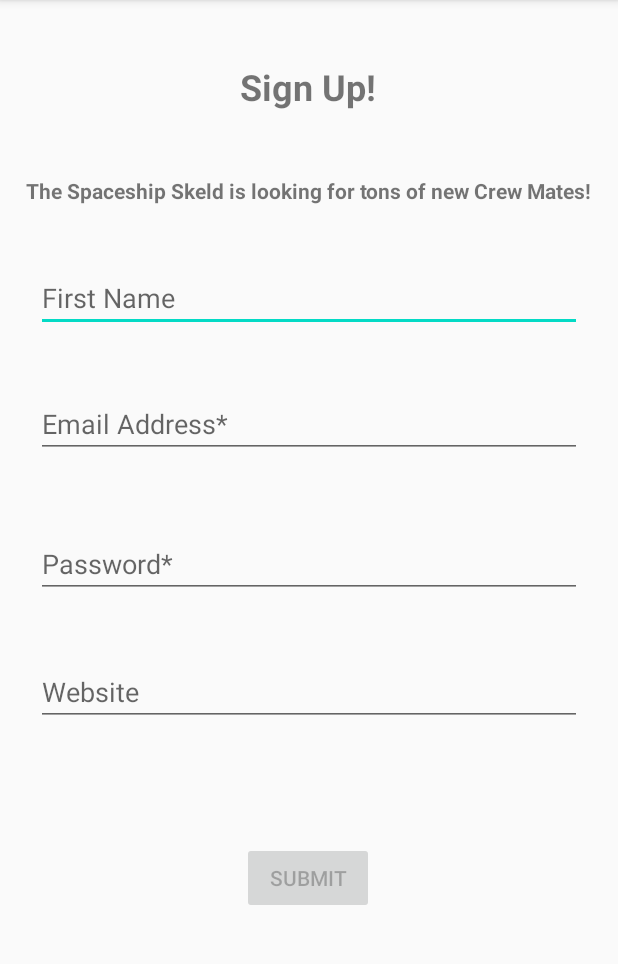
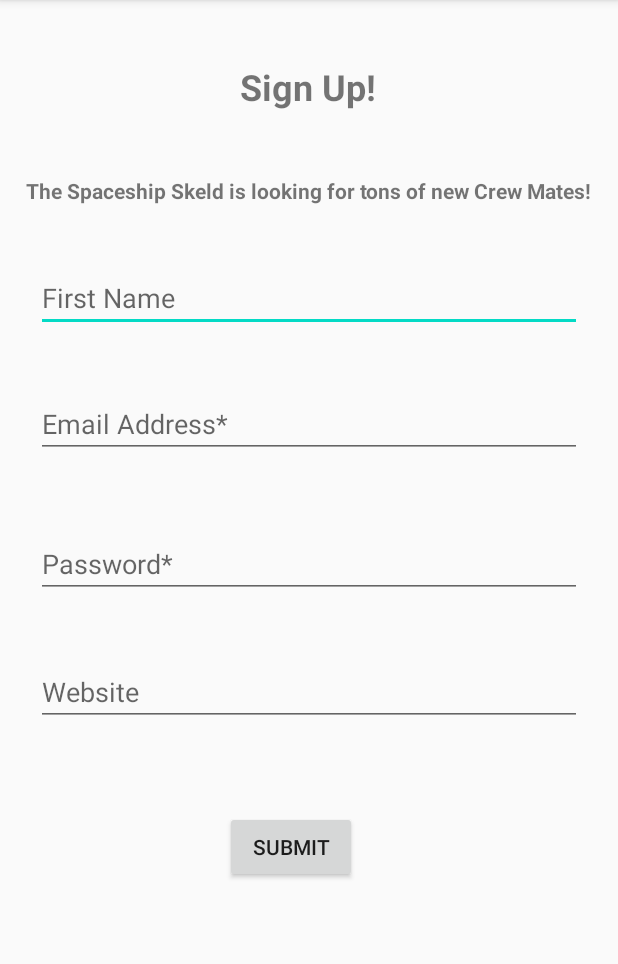
Before and after one commit to kmjosephs/astronaut-signup, an Android app: the screen it shows after launch (MainActivity), on a phone screen of 412 x 824 dp, the part 84-1048 px from its top. Run offline under Robolectric (Android 15) with nearby library versions, the light colour scheme and no system bars.

Commit message:
rough working version

```diff
--- a/app/src/main/AndroidManifest.xml
+++ b/app/src/main/AndroidManifest.xml
@@ -9,7 +9,7 @@
         android:roundIcon="@mipmap/ic_launcher_round"
         android:supportsRtl="true"
         android:theme="@style/AppTheme">
-        <activity android:name=".Confirmation"></activity>
+        <activity android:name=".ConfirmationActivity"></activity>
         <activity android:name=".MainActivity">
             <intent-filter>
                 <action android:name="android.intent.action.MAIN" />
--- a/app/src/main/java/com/example/astronautsignup/MainActivity.kt
+++ b/app/src/main/java/com/example/astronautsignup/MainActivity.kt
@@ -3,27 +3,37 @@ package com.example.astronautsignup
 import android.content.Intent
 import androidx.appcompat.app.AppCompatActivity
 import android.os.Bundle
+import android.view.View
 import android.widget.Button
 import android.widget.EditText
-import android.widget.ProgressBar
+
+const val EXTRA_FIRSTNAME = "com.example.astronautsignup.FIRSTNAME"
 
 class MainActivity : AppCompatActivity() {
+    private lateinit var submitButton: Button
+
     override fun onCreate(savedInstanceState: Bundle?) {
         super.onCreate(savedInstanceState)
         setContentView(R.layout.activity_main)
 
-        val firstName = findViewById<EditText>(R.id.firstName)
+        //val firstName = findViewById<EditText>(R.id.firstName)
         val email = findViewById<EditText>(R.id.email)
         val password = findViewById<EditText>(R.id.password)
         val website = findViewById<EditText>(R.id.website)
-        val submitButton = findViewById<Button>(R.id.submitButton)
+        val submitButton = findViewById<Button>(R.id.submit_button)
+        submitButton.setOnClickListener {view: View ->
+            submitForm()
+        }
 
-        submitButton.setOnClickListener {
-            val intent = Intent(this, MainActivity::class.java)
-            startActivity(intent)
-            //save info
-        }
     }
 
+    private fun submitForm() {
+        val firstNameField = findViewById<EditText>(R.id.firstName)
+        val firstName = firstNameField.text.toString()
+        val intent = Intent(this, ConfirmationActivity::class.java).apply{
+            putExtra(EXTRA_FIRSTNAME, firstName)
+        }
+        startActivity(intent)
+    }
 
-}
+} // END MAIN ACTIVITY
--- a/app/src/main/res/layout/activity_main.xml
+++ b/app/src/main/res/layout/activity_main.xml
@@ -99,22 +99,37 @@
         app:layout_constraintTop_toBottomOf="@id/password" />
 
     <Button
-        android:id="@+id/submitButton"
+        android:id="@+id/submit_button"
         android:layout_width="wrap_content"
         android:layout_height="wrap_content"
-        android:layout_gravity="start"
-        android:layout_marginStart="48dp"
-        android:layout_marginTop="16dp"
-        android:layout_marginEnd="48dp"
-        android:layout_marginBottom="64dp"
-        android:enabled="false"
+        android:layout_marginStart="149dp"
+        android:layout_marginTop="39dp"
+        android:layout_marginEnd="174dp"
+        android:layout_marginBottom="162dp"
         android:text="@string/submit"
         app:layout_constraintBottom_toBottomOf="parent"
         app:layout_constraintEnd_toEndOf="parent"
-        app:layout_constraintHorizontal_bias="0.497"
         app:layout_constraintStart_toStartOf="parent"
-        app:layout_constraintTop_toBottomOf="@+id/password"
-        app:layout_constraintVertical_bias="0.609" />
+        app:layout_constraintTop_toBottomOf="@+id/website" />
+
+    <!--    <Button-->
+<!--        android:id="@+id/submitButton"-->
+<!--        android:layout_width="wrap_content"-->
+<!--        android:layout_height="wrap_content"-->
+<!--        android:layout_gravity="start"-->
+<!--        android:layout_marginStart="48dp"-->
+<!--        android:layout_marginTop="16dp"-->
+<!--        android:layout_marginEnd="48dp"-->
+<!--        android:layout_marginBottom="64dp"-->
+<!--        android:clickable="true"-->
+<!--        android:enabled="false"-->
+<!--        android:text="@string/submit"-->
+<!--        app:layout_constraintBottom_toBottomOf="parent"-->
+<!--        app:layout_constraintEnd_toEndOf="parent"-->
+<!--        app:layout_constraintHorizontal_bias="0.497"-->
+<!--        app:layout_constraintStart_toStartOf="parent"-->
+<!--        app:layout_constraintTop_toBottomOf="@+id/password"-->
+<!--        app:layout_constraintVertical_bias="0.609" />-->
 
 
 </androidx.constraintlayout.widget.ConstraintLayout>
```
Also changed, not shown: app/src/main/java/com/example/astronautsignup/ConfirmationActivity.kt (renamed from app/src/main/java/com/example/astronautsignup/Confirmation.kt, +8 -1 lines), app/src/main/res/layout/activity_confirmation.xml (+44 -29 lines).
